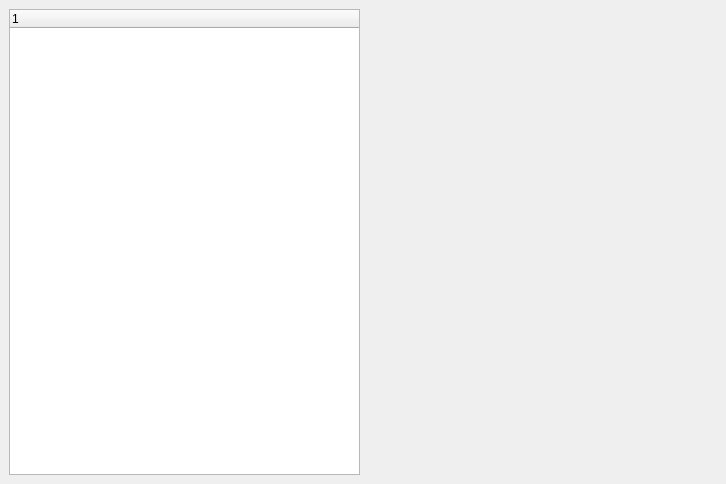
Above: src/editor/editorwindow.ui from edvorg/cpp-drash before the change. Below: the same form after it.
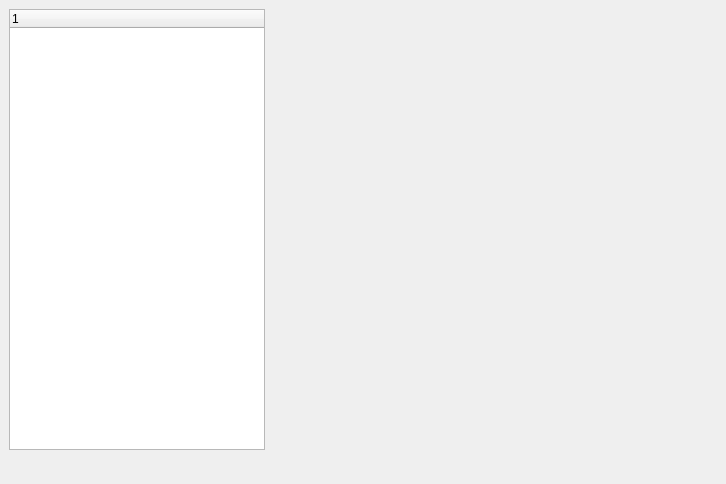
That is the form after the change. Custom widgets are drawn as their Qt base class.

```diff
--- a/src/editor/editorwindow.ui
+++ b/src/editor/editorwindow.ui
@@ -14,33 +14,31 @@
    <string>MainWindow</string>
   </property>
   <widget class="QWidget" name="centralwidget">
-   <layout class="QHBoxLayout" name="horizontalLayout">
-    <item>
      <widget class="QTreeWidget" name="treeWidget">
+    <property name="geometry">
+     <rect>
+      <x>9</x>
+      <y>9</y>
+      <width>256</width>
+      <height>441</height>
+     </rect>
+    </property>
       <column>
        <property name="text">
         <string notr="true">1</string>
        </property>
       </column>
      </widget>
-    </item>
-    <item>
-     <spacer name="horizontalSpacer">
-      <property name="orientation">
-       <enum>Qt::Horizontal</enum>
-      </property>
-      <property name="sizeHint" stdset="0">
-       <size>
-        <width>40</width>
-        <height>20</height>
-       </size>
-      </property>
-     </spacer>
-    </item>
-    <item>
-     <widget class="SceneWidget" name="widget" native="true"/>
-    </item>
-   </layout>
+   <widget class="SceneWidget" name="mScene" native="true">
+    <property name="geometry">
+     <rect>
+      <x>272</x>
+      <y>9</y>
+      <width>451</width>
+      <height>441</height>
+     </rect>
+    </property>
+   </widget>
   </widget>
   <widget class="QMenuBar" name="menubar">
    <property name="geometry">
```
Lines whose indentation alone changed are shown as unchanged.
